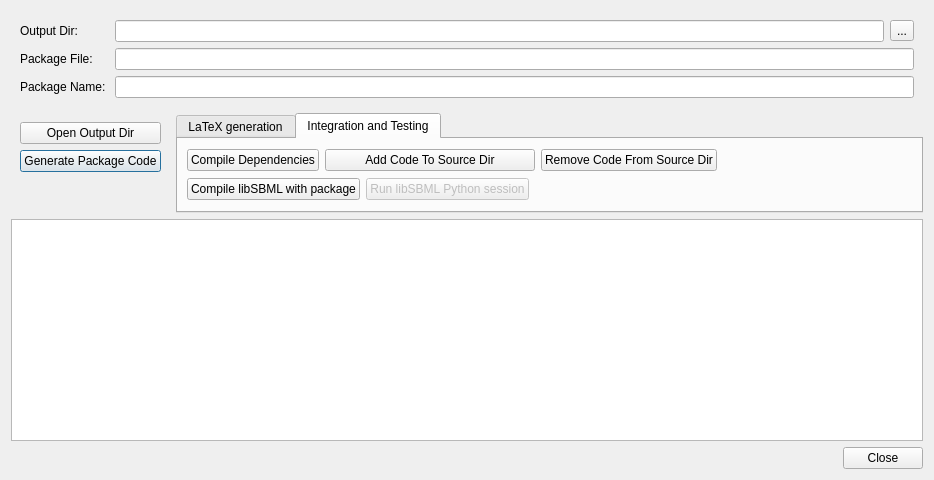
Above: ui/dialoggenerate.ui from sbmlteam/QtDeviser before the change. Below: the same form after it.
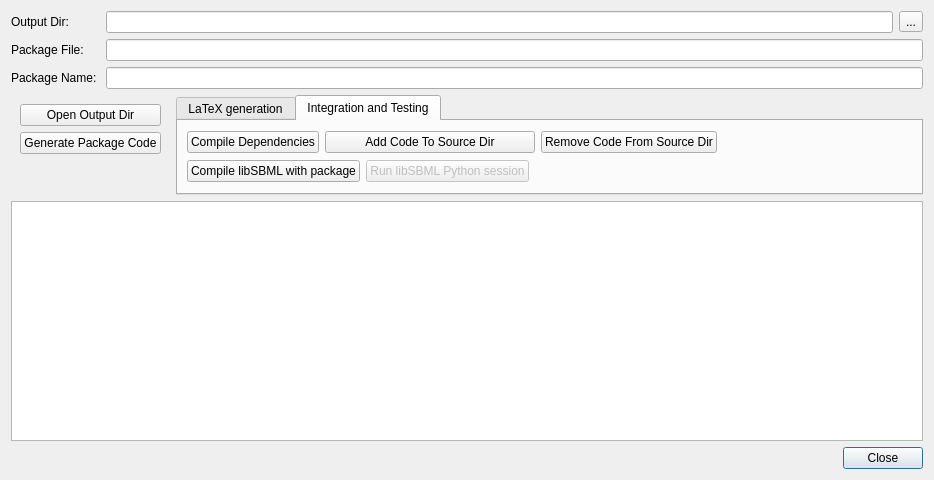
That is the form after the change. Icons and pictures are not drawn.

Commit message: - issue #108065660: the text is nolonger disabled, however adding new text will still cause the text to scroll to the end

What changed in the file:
```diff
--- a/ui/dialoggenerate.ui
+++ b/ui/dialoggenerate.ui
@@ -18,8 +18,146 @@
     <normaloff>:/images/ICON_Deviser_512x512.png</normaloff>:/images/ICON_Deviser_512x512.png</iconset>
   </property>
   <layout class="QGridLayout" name="gridLayout_4">
+   <item row="2" column="0">
+    <widget class="QPlainTextEdit" name="plainTextEdit">
+     <property name="font">
+      <font>
+       <family>Cordia New</family>
+       <pointsize>12</pointsize>
+      </font>
+     </property>
+     <property name="undoRedoEnabled">
+      <bool>false</bool>
+     </property>
+     <property name="readOnly">
+      <bool>true</bool>
+     </property>
+    </widget>
+   </item>
+   <item row="0" column="0">
+    <widget class="QWidget" name="widgetTitle" native="true">
+     <layout class="QGridLayout" name="gridLayout_5">
+      <property name="leftMargin">
+       <number>0</number>
+      </property>
+      <property name="topMargin">
+       <number>0</number>
+      </property>
+      <property name="rightMargin">
+       <number>0</number>
+      </property>
+      <property name="bottomMargin">
+       <number>0</number>
+      </property>
+      <item row="0" column="0">
+       <widget class="QLabel" name="label">
+        <property name="text">
+         <string>Output Dir: </string>
+        </property>
+       </widget>
+      </item>
+      <item row="0" column="1">
+       <layout class="QHBoxLayout" name="horizontalLayout">
+        <item>
+         <widget class="QLineEdit" name="txtOutDir">
+          <property name="toolTip">
+           <string>&lt;html&gt;&lt;head/&gt;&lt;body&gt;&lt;p&gt;&lt;span&gt;The directory where any output will be placed.&lt;/span&gt;&lt;/p&gt;&lt;/body&gt;&lt;/html&gt;</string>
+          </property>
+         </widget>
+        </item>
+        <item>
+         <widget class="QToolButton" name="cmdBrowseOutputDir">
+          <property name="text">
+           <string>...</string>
+          </property>
+         </widget>
+        </item>
+       </layout>
+      </item>
    <item row="1" column="0">
+       <widget class="QLabel" name="label_2">
+        <property name="text">
+         <string>Package File: </string>
+        </property>
+       </widget>
+      </item>
+      <item row="1" column="1">
+       <widget class="QLineEdit" name="txtPackageFile">
+        <property name="toolTip">
+         <string>&lt;html&gt;&lt;head/&gt;&lt;body&gt;&lt;p&gt;&lt;span&gt;The file corresponding to the package being defined. This field will be populated with the file that has been saved before Generation is possible.&lt;/span&gt;&lt;/p&gt;&lt;/body&gt;&lt;/html&gt;</string>
+        </property>
+       </widget>
+      </item>
+      <item row="2" column="0">
+       <widget class="QLabel" name="label_3">
+        <property name="text">
+         <string>Package Name: </string>
+        </property>
+       </widget>
+      </item>
+      <item row="2" column="1">
+       <widget class="QLineEdit" name="txtPackageName">
+        <property name="toolTip">
+         <string>&lt;html&gt;&lt;head/&gt;&lt;body&gt;&lt;p&gt;&lt;span&gt;The short &lt;/span&gt;&lt;span style=&quot; font-weight:600;&quot;&gt;name&lt;/span&gt;&lt;span&gt; or &lt;/span&gt;&lt;span style=&quot; font-weight:600;&quot;&gt;label&lt;/span&gt;&lt;span&gt; for the package being defined.&lt;/span&gt;&lt;/p&gt;&lt;/body&gt;&lt;/html&gt;</string>
+        </property>
+       </widget>
+      </item>
+     </layout>
+    </widget>
+   </item>
+   <item row="3" column="0">
+    <widget class="QWidget" name="widgetControls" native="true">
+     <layout class="QHBoxLayout" name="horizontalLayout_6">
+      <property name="leftMargin">
+       <number>0</number>
+      </property>
+      <property name="topMargin">
+       <number>0</number>
+      </property>
+      <property name="rightMargin">
+       <number>0</number>
+      </property>
+      <property name="bottomMargin">
+       <number>0</number>
+      </property>
+      <item>
+       <spacer name="horizontalSpacer_4">
+        <property name="orientation">
+         <enum>Qt::Horizontal</enum>
+        </property>
+        <property name="sizeHint" stdset="0">
+         <size>
+          <width>400</width>
+          <height>20</height>
+         </size>
+        </property>
+       </spacer>
+      </item>
+      <item>
+       <widget class="QPushButton" name="cmdClose">
+        <property name="text">
+         <string>Close</string>
+        </property>
+       </widget>
+      </item>
+     </layout>
+    </widget>
+   </item>
+   <item row="1" column="0">
+    <widget class="QWidget" name="widgetsButtons" native="true">
     <layout class="QHBoxLayout" name="horizontalLayout_5">
+      <property name="leftMargin">
+       <number>0</number>
+      </property>
+      <property name="topMargin">
+       <number>0</number>
+      </property>
+      <property name="rightMargin">
+       <number>0</number>
+      </property>
+      <property name="bottomMargin">
+       <number>0</number>
+      </property>
      <item>
       <widget class="QWidget" name="widget1" native="true">
        <property name="sizePolicy">
@@ -231,104 +369,6 @@
          </item>
         </layout>
        </widget>
-      </widget>
-     </item>
-    </layout>
-   </item>
-   <item row="2" column="0">
-    <widget class="QPlainTextEdit" name="plainTextEdit">
-     <property name="font">
-      <font>
-       <family>Cordia New</family>
-       <pointsize>12</pointsize>
-      </font>
-     </property>
-     <property name="undoRedoEnabled">
-      <bool>false</bool>
-     </property>
-     <property name="readOnly">
-      <bool>true</bool>
-     </property>
-    </widget>
-   </item>
-   <item row="3" column="0">
-    <layout class="QHBoxLayout" name="horizontalLayout_6">
-     <item>
-      <spacer name="horizontalSpacer_4">
-       <property name="orientation">
-        <enum>Qt::Horizontal</enum>
-       </property>
-       <property name="sizeHint" stdset="0">
-        <size>
-         <width>400</width>
-         <height>20</height>
-        </size>
-       </property>
-      </spacer>
-     </item>
-     <item>
-      <widget class="QPushButton" name="cmdClose">
-       <property name="text">
-        <string>Close</string>
-       </property>
-      </widget>
-     </item>
-    </layout>
-   </item>
-   <item row="0" column="0">
-    <widget class="QWidget" name="widget2" native="true">
-     <layout class="QGridLayout" name="gridLayout_5">
-      <item row="0" column="0">
-       <widget class="QLabel" name="label">
-        <property name="text">
-         <string>Output Dir: </string>
-        </property>
-       </widget>
-      </item>
-      <item row="0" column="1">
-       <layout class="QHBoxLayout" name="horizontalLayout">
-        <item>
-         <widget class="QLineEdit" name="txtOutDir">
-          <property name="toolTip">
-           <string>&lt;html&gt;&lt;head/&gt;&lt;body&gt;&lt;p&gt;&lt;span&gt;The directory where any output will be placed.&lt;/span&gt;&lt;/p&gt;&lt;/body&gt;&lt;/html&gt;</string>
-          </property>
-         </widget>
-        </item>
-        <item>
-         <widget class="QToolButton" name="cmdBrowseOutputDir">
-          <property name="text">
-           <string>...</string>
-          </property>
-         </widget>
-        </item>
-       </layout>
-      </item>
-      <item row="1" column="0">
-       <widget class="QLabel" name="label_2">
-        <property name="text">
-         <string>Package File: </string>
-        </property>
-       </widget>
-      </item>
-      <item row="1" column="1">
-       <widget class="QLineEdit" name="txtPackageFile">
-        <property name="toolTip">
-         <string>&lt;html&gt;&lt;head/&gt;&lt;body&gt;&lt;p&gt;&lt;span&gt;The file corresponding to the package being defined. This field will be populated with the file that has been saved before Generation is possible.&lt;/span&gt;&lt;/p&gt;&lt;/body&gt;&lt;/html&gt;</string>
-        </property>
-       </widget>
-      </item>
-      <item row="2" column="0">
-       <widget class="QLabel" name="label_3">
-        <property name="text">
-         <string>Package Name: </string>
-        </property>
-       </widget>
-      </item>
-      <item row="2" column="1">
-       <widget class="QLineEdit" name="txtPackageName">
-        <property name="toolTip">
-         <string>&lt;html&gt;&lt;head/&gt;&lt;body&gt;&lt;p&gt;&lt;span&gt;The short &lt;/span&gt;&lt;span style=&quot; font-weight:600;&quot;&gt;name&lt;/span&gt;&lt;span&gt; or &lt;/span&gt;&lt;span style=&quot; font-weight:600;&quot;&gt;label&lt;/span&gt;&lt;span&gt; for the package being defined.&lt;/span&gt;&lt;/p&gt;&lt;/body&gt;&lt;/html&gt;</string>
-        </property>
        </widget>
       </item>
      </layout>
```
Lines whose indentation alone changed are shown as unchanged. The commit also changes 2 other files.
